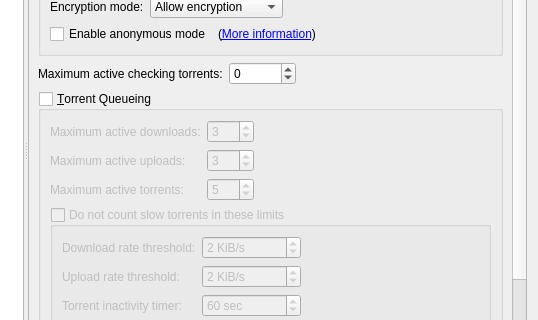
Qt form src/gui/optionsdialog.ui (SysAdminDoc/qBittorrent-Vanced) before a commit; both pictures show x 241 to 779 and y 132 to 452 of the 779 by 591 pixel window.
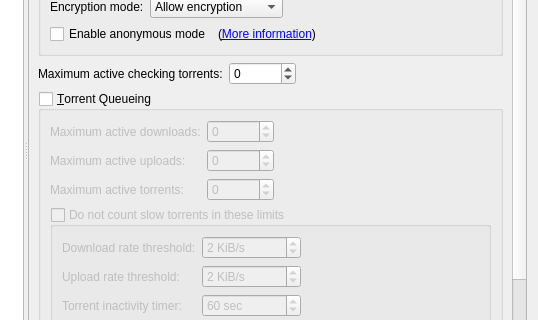
The same form after that commit. The open tabs and pages were chosen to show the change. Custom widgets are drawn as their Qt base class.

Commit message:
Remove artificial max limits from "Torrent Queueing" related options
Closes #16936.

PR #16942.

```diff
--- a/src/gui/optionsdialog.ui
+++ b/src/gui/optionsdialog.ui
@@ -2442,10 +2442,7 @@
                   <number>-1</number>
                  </property>
                  <property name="maximum">
-                  <number>999</number>
-                 </property>
-                 <property name="value">
-                  <number>3</number>
+                  <number>2147483647</number>
                  </property>
                 </widget>
                </item>
@@ -2465,10 +2462,7 @@
                   <number>-1</number>
                  </property>
                  <property name="maximum">
-                  <number>999</number>
-                 </property>
-                 <property name="value">
-                  <number>3</number>
+                  <number>2147483647</number>
                  </property>
                 </widget>
                </item>
@@ -2488,10 +2482,7 @@
                   <number>-1</number>
                  </property>
                  <property name="maximum">
-                  <number>999</number>
-                 </property>
-                 <property name="value">
-                  <number>5</number>
+                  <number>2147483647</number>
                  </property>
                 </widget>
                </item>
```
The commit also changes 1 other file.
